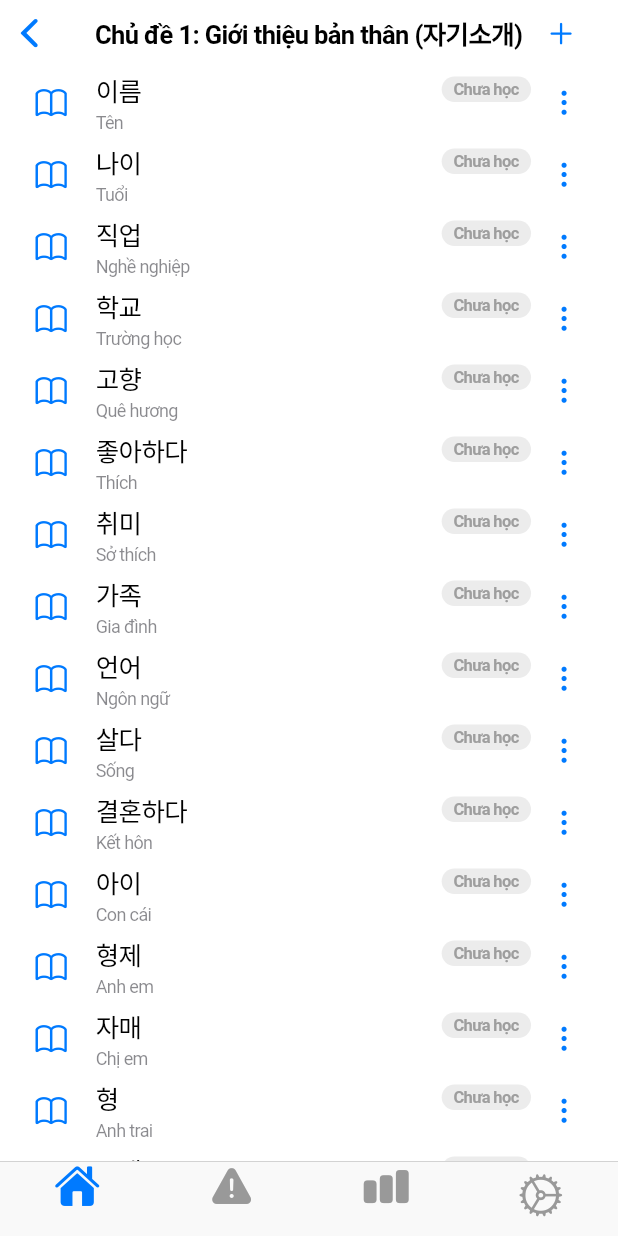
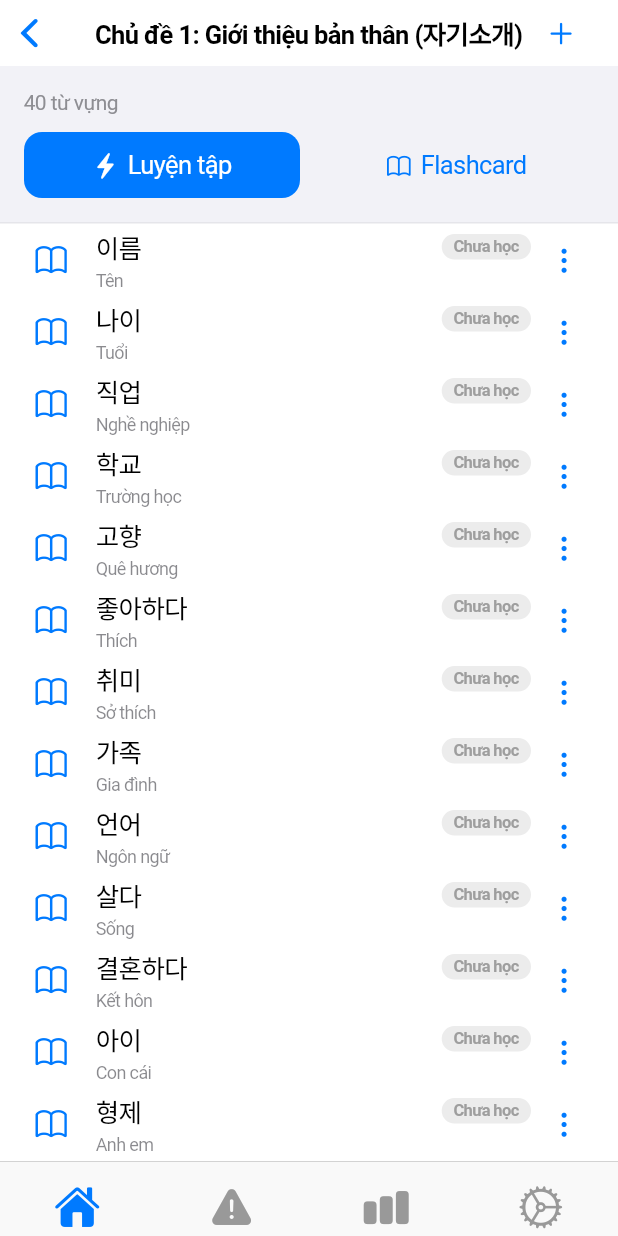
Before and after one commit to tuta-ktech-dev/korean-vocab-app, a Flutter app: the screen it shows after launch, after a tap on "Chủ đề 1: Giới thiệu bản thân (자기소개)", on a phone screen of 412 x 824 dp. Run offline on Flutter 3.47's test engine with Material 3 defaults, Android fonts, the phone set to English and light mode, and no system bars; our stand-ins replace equatable, flip_card, flutter_bloc, flutter_tts, image_picker, sqflite; accounts and stored records are empty.

Commit message:
feat: study by category/topic
- Add study buttons in CategoryDetailScreen
- Quiz and Flashcard filtered by category
- Show vocab count in category detail
- StudyScreen accepts optional categoryId

```diff
--- a/lib/screens/main_tab_screen.dart
+++ b/lib/screens/main_tab_screen.dart
@@ -13,20 +13,29 @@ class MainTabScreen extends StatelessWidget {
       tabBar: CupertinoTabBar(
         items: const [
           BottomNavigationBarItem(
-            icon: Icon(CupertinoIcons.house_fill),
-            label: '',
-          ),
-          BottomNavigationBarItem(
-            icon: Icon(CupertinoIcons.exclamationmark_triangle_fill),
-            label: '',
-          ),
-          BottomNavigationBarItem(
-            icon: Icon(CupertinoIcons.chart_bar_fill),
+            icon: Padding(
+              padding: EdgeInsets.only(top: 16.0),
+              child: Icon(CupertinoIcons.house_fill),
+            ),
             label: '',
           ),
           BottomNavigationBarItem(
             icon: Padding(
-              padding: EdgeInsets.only(top: 8.0),
+              padding: EdgeInsets.only(top: 16.0),
+              child: Icon(CupertinoIcons.exclamationmark_triangle_fill),
+            ),
+            label: '',
+          ),
+          BottomNavigationBarItem(
+            icon: Padding(
+              padding: EdgeInsets.only(top: 16.0),
+              child: Icon(CupertinoIcons.chart_bar_fill),
+            ),
+            label: '',
+          ),
+          BottomNavigationBarItem(
+            icon: Padding(
+              padding: EdgeInsets.only(top: 16.0),
               child: Icon(CupertinoIcons.settings),
             ),
             label: '',
--- a/lib/screens/study/study_screen.dart
+++ b/lib/screens/study/study_screen.dart
@@ -6,7 +6,9 @@ import '../../cubits/vocab_cubit.dart';
 import '../../models/vocab.dart';
 
 class StudyScreen extends StatefulWidget {
-  const StudyScreen({super.key});
+  final String? categoryId;
+
+  const StudyScreen({super.key, this.categoryId});
 
   @override
   State<StudyScreen> createState() => _StudyScreenState();
@@ -20,7 +22,7 @@ class _StudyScreenState extends State<StudyScreen> {
   void initState() {
     super.initState();
     _initTts();
-    context.read<VocabCubit>().loadVocabs();
+    context.read<VocabCubit>().loadVocabs(categoryId: widget.categoryId);
   }
 
   Future<void> _initTts() async {
@@ -52,11 +54,15 @@ class _StudyScreenState extends State<StudyScreen> {
             }
 
             if (state is VocabLoaded) {
-              if (state.vocabs.isEmpty) {
+              final vocabs = widget.categoryId != null
+                  ? state.vocabs.where((v) => v.categoryId == widget.categoryId).toList()
+                  : state.vocabs;
+
+              if (vocabs.isEmpty) {
                 return const Center(child: Text('Chưa có từ vựng nào để học!'));
               }
 
-              return _buildFlashcardView(state.vocabs);
+              return _buildFlashcardView(vocabs);
             }
 
             return const SizedBox.shrink();
--- a/lib/screens/vocab/category_detail_screen.dart
+++ b/lib/screens/vocab/category_detail_screen.dart
@@ -4,6 +4,8 @@ import 'package:flutter_bloc/flutter_bloc.dart';
 import '../../cubits/vocab_cubit.dart';
 import '../../models/category.dart';
 import '../../models/vocab.dart';
+import '../quiz/quiz_setup_screen.dart';
+import '../study/study_screen.dart';
 import 'add_vocab_screen.dart';
 import 'edit_vocab_screen.dart';
 import 'vocab_detail_screen.dart';
@@ -56,11 +58,18 @@ class _CategoryDetailScreenState extends State<CategoryDetailScreen> {
                 );
               }
 
-              return ListView.builder(
-                itemCount: vocabs.length,
-                itemBuilder: (context, index) {
-                  return _buildVocabItem(context, vocabs[index]);
-                },
+              return Column(
+                children: [
+                  _buildStudyButtons(context, vocabs.length),
+                  Expanded(
+                    child: ListView.builder(
+                      itemCount: vocabs.length,
+                      itemBuilder: (context, index) {
+                        return _buildVocabItem(context, vocabs[index]);
+                      },
+                    ),
+                  ),
+                ],
               );
             }
 
@@ -71,6 +80,83 @@ class _CategoryDetailScreenState extends State<CategoryDetailScreen> {
             return const SizedBox.shrink();
           },
         ),
+      ),
+    );
+  }
+
+  Widget _buildStudyButtons(BuildContext context, int vocabCount) {
+    return Container(
+      width: double.infinity,
+      padding: const EdgeInsets.all(16),
+      decoration: BoxDecoration(
+        color: CupertinoColors.systemGrey6,
+        border: Border(
+          bottom: BorderSide(color: CupertinoColors.systemGrey5),
+        ),
+      ),
+      child: Column(
+        crossAxisAlignment: CrossAxisAlignment.start,
+        children: [
+          Text(
+            '$vocabCount từ vựng',
+            style: const TextStyle(
+              fontSize: 14,
+              color: CupertinoColors.systemGrey,
+            ),
+          ),
+          const SizedBox(height: 12),
+          Row(
+            children: [
+              Expanded(
+                child: CupertinoButton.filled(
+                  padding: const EdgeInsets.symmetric(vertical: 12),
+                  onPressed: () {
+                    Navigator.push(
+                      context,
+                      CupertinoPageRoute(
+                        builder: (context) => QuizSetupScreen(
+                          categoryId: widget.category.id,
+                        ),
+                      ),
+                    );
+                  },
+                  child: const Row(
+                    mainAxisAlignment: MainAxisAlignment.center,
+                    children: [
+                      Icon(CupertinoIcons.bolt_fill, size: 18),
+                      SizedBox(width: 6),
+                      Text('Luyện tập'),
+                    ],
+                  ),
+                ),
+              ),
+              const SizedBox(width: 12),
+              Expanded(
+                child: CupertinoButton(
+                  padding: const EdgeInsets.symmetric(vertical: 12),
+                  onPressed: () {
+                    Navigator.push(
+                      context,
+                      CupertinoPageRoute(
+                        builder: (context) => StudyScreen(
+                          categoryId: widget.category.id,
+                        ),
+                      ),
+                    );
+                  },
+                  child: const Row(
+                    mainAxisAlignment: MainAxisAlignment.center,
+                    children: [
+                      Icon(CupertinoIcons.book, size: 18),
+                      SizedBox(width: 6),
+                      Text('Flashcard'),
+                    ],
+                  ),
+                ),
+              ),
+            ],
+          ),
+        ],
       ),
     );
   }
```
